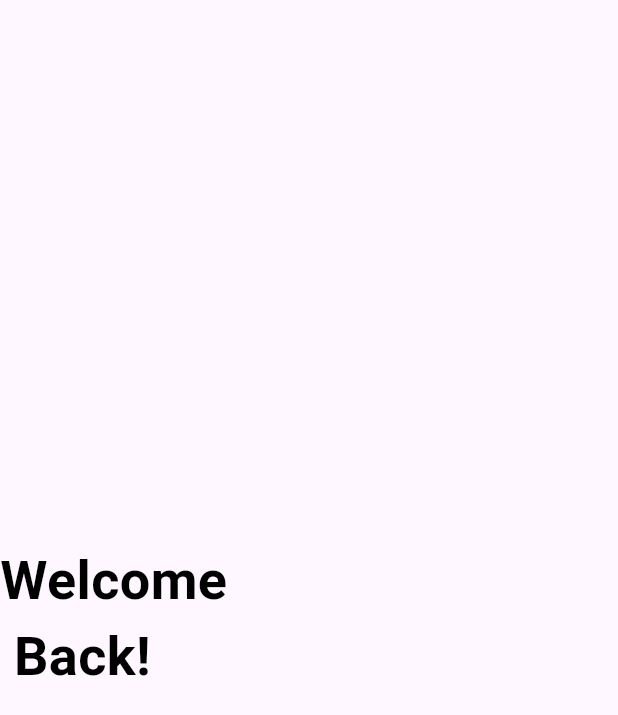
After one commit to Mohit-09-G/ecommerce_App, a Flutter app: the SighnInScreen screen opened by its route, on a phone screen of 412 x 824 dp. The commit adds this screen. Shown: the top 715 px of the screen. Run offline on Flutter 3.47's test engine with Material 3 defaults, Android fonts, the phone set to English and light mode, and no system bars; our stand-ins replace get, get_it; Roboto replaces fonts that are missing (Montserrat).

Commit message:
custumTextClasss

```diff
--- a/lib/app_pages.dart
+++ b/lib/app_pages.dart
@@ -3,6 +3,7 @@ import 'package:third_app/binding/auth/onboard_binding.dart';
 import 'package:third_app/binding/auth/splash_binding.dart';
 import 'package:third_app/config/app_route.dart';
 import 'package:third_app/presentation/screens/auth/onboard/onboard_page.dart';
+import 'package:third_app/presentation/screens/auth/sighin/sighn_in_screen.dart';
 import 'package:third_app/presentation/screens/auth/splash/new.dart';
 import 'package:third_app/presentation/screens/auth/splash/splash.dart';
 
@@ -16,6 +17,7 @@ class AppPages {
     GetPage(
         name: AppRoutes.onBoardScreen,
         page: () => OnboardPage(),
-        binding: OnboardBinding())
+        binding: OnboardBinding()),
+    GetPage(name: AppRoutes.signInScreen, page: () => SighnInScreen()),
   ];
 }
--- a/lib/config/app_route.dart
+++ b/lib/config/app_route.dart
@@ -2,4 +2,5 @@ class AppRoutes {
   static const String splashScreen = "/";
   static const String helo = "/hello";
   static const String onBoardScreen = "/on_board_screen";
+  static const String signInScreen = "/sign_in_screen";
 }
--- a/lib/presentation/controller/auth/onboard/onboard_contoller.dart
+++ b/lib/presentation/controller/auth/onboard/onboard_contoller.dart
@@ -35,6 +35,6 @@ class OnboardContoller extends GetxController {
   }
 
   void completeOnboard() {
-    Get.offAllNamed(AppRoutes.helo);
+    Get.offAllNamed(AppRoutes.signInScreen);
   }
 }
--- /dev/null
+++ b/lib/presentation/screens/auth/sighin/sighn_in_screen.dart
@@ -0,0 +1,45 @@
+import 'package:flutter/material.dart';
+import 'package:third_app/config/app_color.dart';
+
+class SighnInScreen extends StatefulWidget {
+  const SighnInScreen({super.key});
+
+  @override
+  State<SighnInScreen> createState() => _SighnInScreenState();
+}
+
+class _SighnInScreenState extends State<SighnInScreen> {
+  @override
+  Widget build(BuildContext context) {
+    return Scaffold(
+      body: Column(
+        mainAxisAlignment: MainAxisAlignment.center,
+        children: [
+          Row(
+            mainAxisAlignment: MainAxisAlignment.start,
+            children: [
+              Text(
+                "Welcome \n Back!",
+                style: TextStyle(
+                    color: AppColor.appblackColor,
+                    fontSize: 36,
+                    fontFamily: 'Montserrat',
+                    fontWeight: FontWeight.w700),
+              ),
+              Expanded(child: textField()),
+            ],
+          )
+        ],
+      ),
+    );
+  }
+
+  Widget textField() {
+    return SingleChildScrollView(
+      child: Column(
+        crossAxisAlignment: CrossAxisAlignment.stretch,
+        children: [],
+      ),
+    );
+  }
+}
```
Also changed, not shown: lib/presentation/screens/auth/sighin/widgets/custom_text_field.dart (added, +49 -0 lines).
